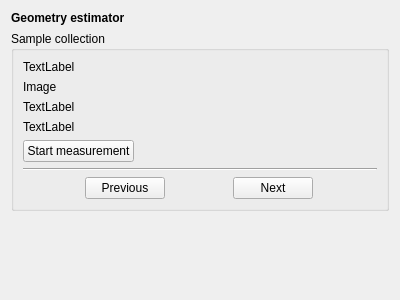
Above: src/cfclient/ui/widgets/geo_estimator.ui from bitcraze/crazyflie-clients-python before the change. Below: the same form after it.
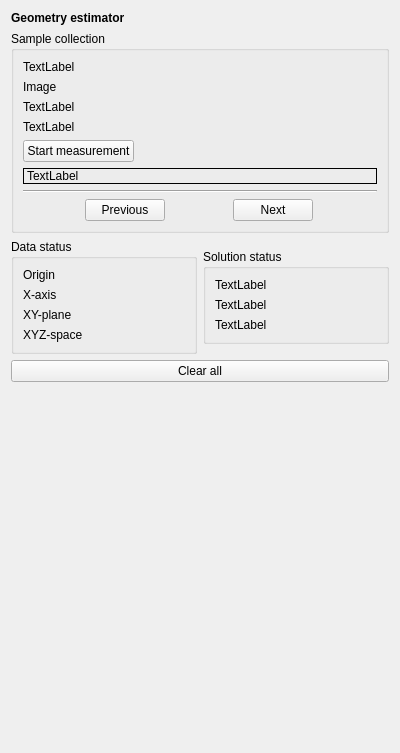
That is the form after the change.

Commit message: Improved used feedback

Diff of the .ui file:
```diff
--- a/src/cfclient/ui/widgets/geo_estimator.ui
+++ b/src/cfclient/ui/widgets/geo_estimator.ui
@@ -7,7 +7,7 @@
     <x>0</x>
     <y>0</y>
     <width>400</width>
-    <height>300</height>
+    <height>753</height>
    </rect>
   </property>
   <property name="windowTitle">
@@ -54,7 +54,7 @@
        </widget>
       </item>
       <item>
-       <widget class="QLabel" name="_step_info">
+       <widget class="QLabel" name="_step_solution_info">
         <property name="text">
          <string>TextLabel</string>
         </property>
@@ -73,6 +73,16 @@
         </property>
        </widget>
       </item>
+      <item>
+       <widget class="QLabel" name="_step_info">
+        <property name="frameShape">
+         <enum>QFrame::Panel</enum>
+        </property>
+        <property name="text">
+         <string>TextLabel</string>
+        </property>
+       </widget>
+      </item>
       <item>
        <widget class="Line" name="line">
         <property name="orientation">
@@ -113,6 +123,102 @@
      </layout>
     </widget>
    </item>
+   <item>
+    <layout class="QHBoxLayout" name="horizontalLayout_2">
+     <item>
+      <widget class="QGroupBox" name="groupBox_2">
+       <property name="sizePolicy">
+        <sizepolicy hsizetype="Preferred" vsizetype="Preferred">
+         <horstretch>0</horstretch>
+         <verstretch>0</verstretch>
+        </sizepolicy>
+       </property>
+       <property name="title">
+        <string>Data status</string>
+       </property>
+       <layout class="QVBoxLayout" name="verticalLayout_3">
+        <item>
+         <widget class="QLabel" name="_data_status_origin">
+          <property name="text">
+           <string>Origin</string>
+          </property>
+         </widget>
+        </item>
+        <item>
+         <widget class="QLabel" name="_data_status_x_axis">
+          <property name="text">
+           <string>X-axis</string>
+          </property>
+         </widget>
+        </item>
+        <item>
+         <widget class="QLabel" name="_data_status_xy_plane">
+          <property name="text">
+           <string>XY-plane</string>
+          </property>
+         </widget>
+        </item>
+        <item>
+         <widget class="QLabel" name="_data_status_xyz_space">
+          <property name="sizePolicy">
+           <sizepolicy hsizetype="Minimum" vsizetype="Fixed">
+            <horstretch>0</horstretch>
+            <verstretch>0</verstretch>
+           </sizepolicy>
+          </property>
+          <property name="text">
+           <string>XYZ-space</string>
+          </property>
+         </widget>
+        </item>
+       </layout>
+      </widget>
+     </item>
+     <item>
+      <widget class="QGroupBox" name="groupBox_3">
+       <property name="sizePolicy">
+        <sizepolicy hsizetype="Preferred" vsizetype="Maximum">
+         <horstretch>0</horstretch>
+         <verstretch>0</verstretch>
+        </sizepolicy>
+       </property>
+       <property name="title">
+        <string>Solution status</string>
+       </property>
+       <layout class="QVBoxLayout" name="verticalLayout_4">
+        <item>
+         <widget class="QLabel" name="_solution_status_is_ok">
+          <property name="text">
+           <string>TextLabel</string>
+          </property>
+         </widget>
+        </item>
+        <item>
+         <widget class="QLabel" name="_solution_status_info">
+          <property name="text">
+           <string>TextLabel</string>
+          </property>
+         </widget>
+        </item>
+        <item>
+         <widget class="QLabel" name="_solution_status_uploaded">
+          <property name="text">
+           <string>TextLabel</string>
+          </property>
+         </widget>
+        </item>
+       </layout>
+      </widget>
+     </item>
+    </layout>
+   </item>
+   <item>
+    <widget class="QPushButton" name="_clear_all_button">
+     <property name="text">
+      <string>Clear all</string>
+     </property>
+    </widget>
+   </item>
    <item>
     <spacer name="verticalSpacer">
      <property name="orientation">
```
The commit also changes 1 other file.
